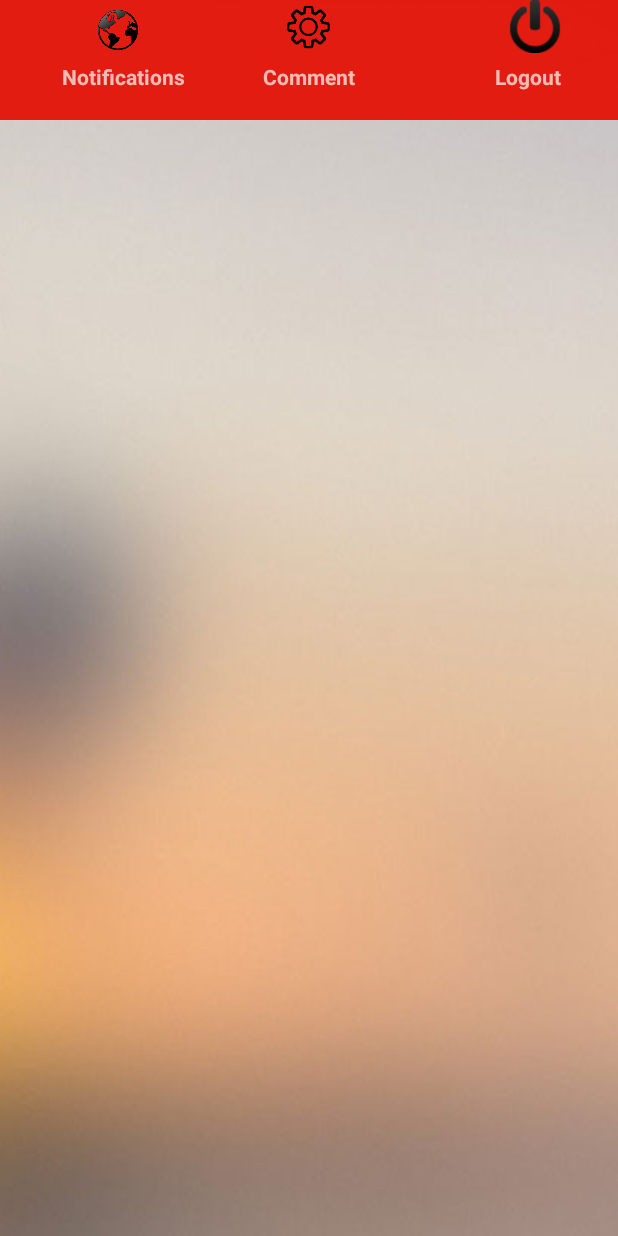
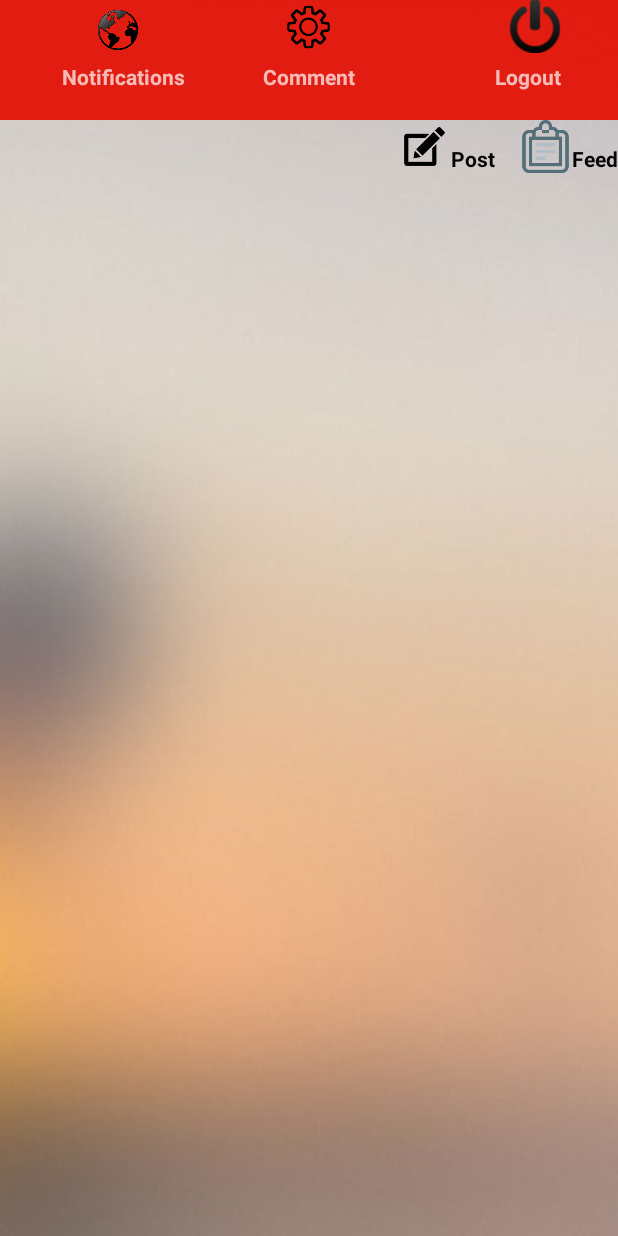
Before and after one commit to kingbangkok4/materiallogindemo-master, an Android app: the CommentActivity screen opened directly, with no data from a screen before it, on a phone screen of 412 x 824 dp. Run offline under Robolectric (Android 15) with nearby library versions, the phone set to English and light mode, and no system bars.

Commit message:
notification number

```diff
--- a/app/src/main/java/com/sourcey/materiallogindemo/AddCommentActivity.java
+++ b/app/src/main/java/com/sourcey/materiallogindemo/AddCommentActivity.java
@@ -99,13 +99,13 @@ public class AddCommentActivity extends Activity {
             public void onRatingChanged(RatingBar ratingBar, float rating,
                                         boolean fromUser) {
 
-                txtRatingValue.setText(String.valueOf(rating));
+        txtRatingValue.setText(String.valueOf(rating));
 
-            }
-        });
     }
+});
+        }
 
-    public void addListenerOnButton() {
+public void addListenerOnButton() {
 
         ratingBar = (RatingBar) findViewById(R.id.ratingBar);
         btnSubmit = (Button) findViewById(R.id.btnSubmit);
@@ -188,7 +188,7 @@ public class AddCommentActivity extends Activity {
         HttpPost httpPost = new HttpPost(url);
 
         try {
-            httpPost.setEntity(new UrlEncodedFormEntity(params));
+            httpPost.setEntity(new UrlEncodedFormEntity(params, "UTF-8"));
             HttpResponse response = client.execute(httpPost);
             StatusLine statusLine = response.getStatusLine();
             int statusCode = statusLine.getStatusCode();
--- a/app/src/main/java/com/sourcey/materiallogindemo/CommentActivity.java
+++ b/app/src/main/java/com/sourcey/materiallogindemo/CommentActivity.java
@@ -72,6 +72,8 @@ public class CommentActivity extends Activity {
             user_id = extras.getString("user_id");
         }
 
+        final Button btnPost = (Button) findViewById(R.id.btnPost);
+        final Button btnFeed = (Button) findViewById(R.id.btnFeed);
         final Button btnNotification = (Button) findViewById(R.id.btnNotification);
         final Button btnLogout = (Button) findViewById(R.id.btnLogout);
         listView = (ListView) this.findViewById(R.id.postListView);
@@ -93,6 +95,22 @@ public class CommentActivity extends Activity {
             public void onClick(View v) {
                 Intent i = new Intent(getBaseContext(), LoginActivity.class);
                 startActivity(i);
+            }
+        });
+        btnPost.setOnClickListener(new View.OnClickListener() {
+            public void onClick(View v) {
+                Intent i = new Intent(getBaseContext(), MainActivity.class);
+                i.putExtra("user_id", user_id);
+                startActivity(i);
+
+            }
+        });
+        btnFeed.setOnClickListener(new View.OnClickListener() {
+            public void onClick(View v) {
+                Intent i = new Intent(getBaseContext(), PostItemActivity.class);
+                i.putExtra("user_id", user_id);
+                startActivity(i);
+
             }
         });
     }
--- a/app/src/main/res/layout/activity_comment.xml
+++ b/app/src/main/res/layout/activity_comment.xml
@@ -103,14 +103,6 @@
 
     </RadioGroup>
 
-    <ListView
-        android:id="@+id/postListView"
-        android:layout_width="fill_parent"
-        android:layout_height="wrap_content"
-        android:layout_alignParentLeft="true"
-        android:layout_alignParentStart="true"
-        android:layout_below="@+id/radio" />
-
     <Button
         android:layout_width="35dp"
         android:layout_height="35dp"
@@ -118,4 +110,53 @@
         android:background="@drawable/setting"
         android:layout_alignParentTop="true"
         android:layout_centerHorizontal="true" />
+
+    <Button
+        android:id="@+id/btnPost"
+        android:layout_width="35dp"
+        android:layout_height="35dp"
+        android:background="@drawable/post"
+        android:layout_below="@+id/textView"
+        android:layout_toLeftOf="@+id/textView13"
+        android:layout_toStartOf="@+id/textView13" />
+
+    <Button
+        android:id="@+id/btnFeed"
+        android:layout_width="35dp"
+        android:layout_height="35dp"
+        android:background="@drawable/feed"
+        android:layout_below="@+id/textView"
+        android:layout_toLeftOf="@+id/textView11"
+        android:layout_toStartOf="@+id/textView11" />
+
+    <TextView
+        android:id="@+id/textView11"
+        android:layout_width="wrap_content"
+        android:layout_height="wrap_content"
+        android:text="Feed"
+        android:textColor="#040404"
+        android:textStyle="bold"
+        android:layout_alignBottom="@+id/btnFeed"
+        android:layout_alignParentRight="true"
+        android:layout_alignParentEnd="true" />
+
+    <TextView
+        android:id="@+id/textView13"
+        android:layout_width="wrap_content"
+        android:layout_height="wrap_content"
+        android:text="Post"
+        android:textColor="#040404"
+        android:textStyle="bold"
+        android:layout_alignBottom="@+id/btnPost"
+        android:layout_toLeftOf="@+id/textView4"
+        android:layout_toStartOf="@+id/textView4" />
+
+    <ListView
+        android:id="@+id/postListView"
+        android:layout_width="wrap_content"
+        android:layout_height="wrap_content"
+        android:layout_alignParentBottom="true"
+        android:layout_alignParentLeft="true"
+        android:layout_alignParentStart="true"
+        android:layout_below="@+id/btnPost" />
 </RelativeLayout>
```
Lines whose indentation alone changed are shown as unchanged.
